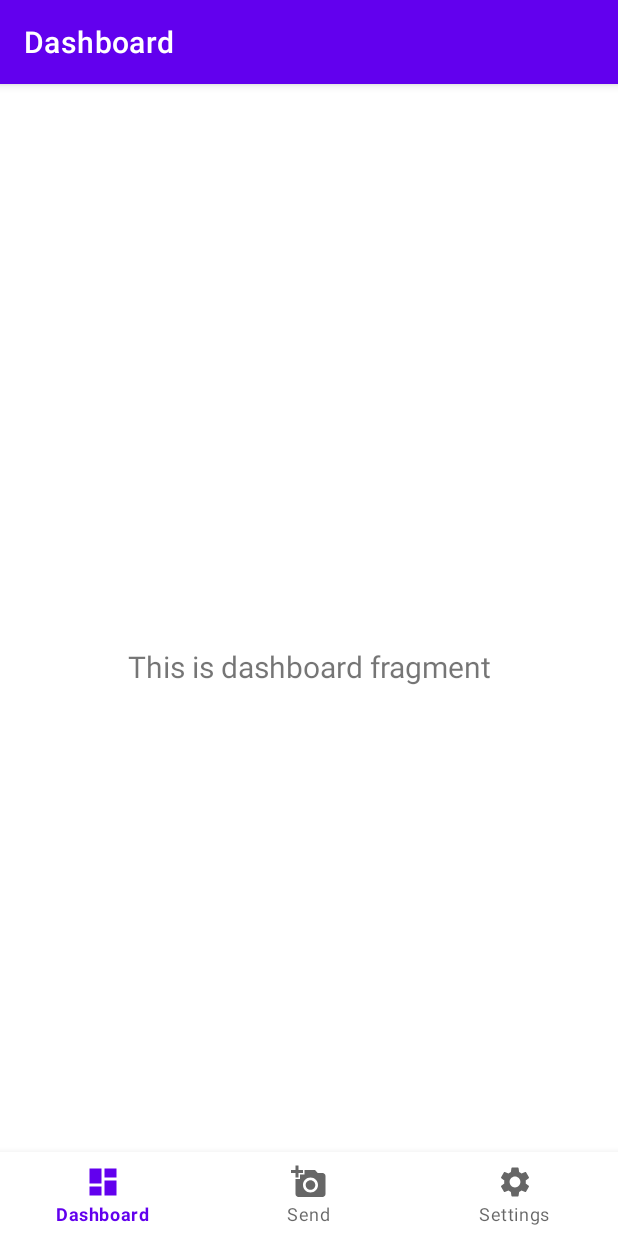
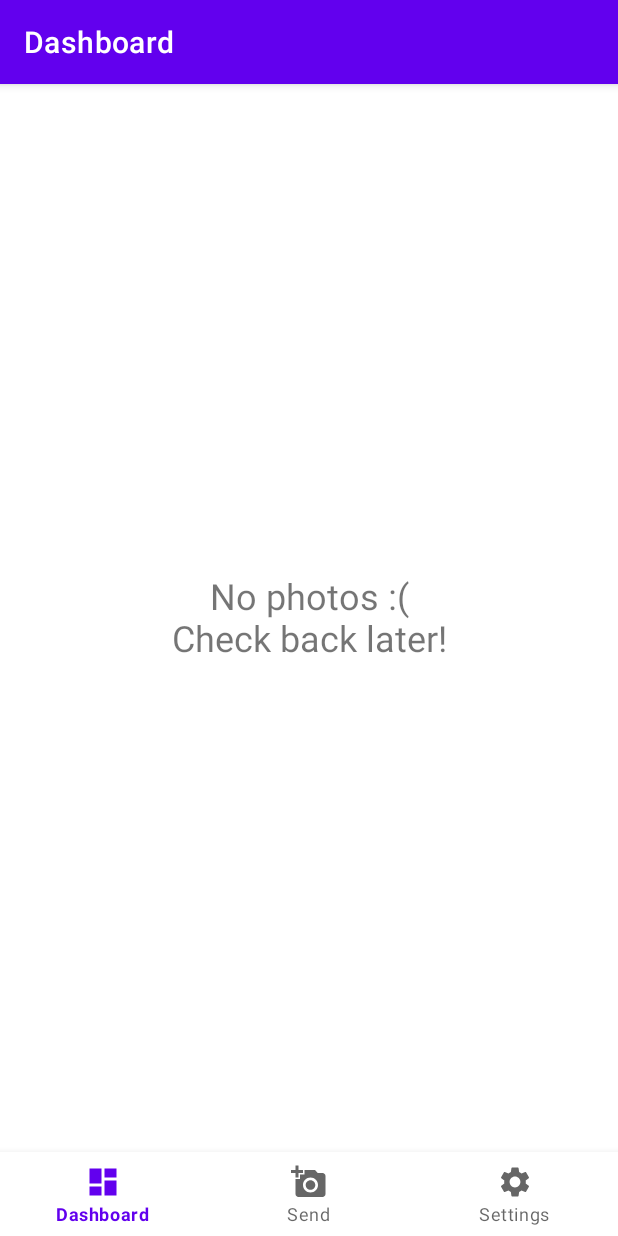
Before and after one commit to ssalabura/meltee, an Android app: the screen it shows after launch (MainActivity), on a phone screen of 412 x 824 dp. Run offline under Robolectric (Android 15) with nearby library versions, the phone set to English and light mode, and no system bars; our stand-ins replace navigation-ui; 2 statements that could not run were skipped.

Commit message:
dashboard

```diff
--- a/app/src/main/java/com/ssalabura/meltee/ui/dashboard/DashboardFragment.java
+++ b/app/src/main/java/com/ssalabura/meltee/ui/dashboard/DashboardFragment.java
@@ -4,32 +4,41 @@ import android.os.Bundle;
 import android.view.LayoutInflater;
 import android.view.View;
 import android.view.ViewGroup;
-import android.widget.TextView;
 
 import androidx.annotation.NonNull;
-import androidx.annotation.Nullable;
 import androidx.fragment.app.Fragment;
-import androidx.lifecycle.Observer;
-import androidx.lifecycle.ViewModelProvider;
+import androidx.recyclerview.widget.LinearLayoutManager;
+import androidx.recyclerview.widget.RecyclerView;
 
 import com.ssalabura.meltee.R;
 
+import java.io.File;
+import java.util.ArrayList;
+import java.util.List;
+
 public class DashboardFragment extends Fragment {
-
-    private DashboardViewModel dashboardViewModel;
 
     public View onCreateView(@NonNull LayoutInflater inflater,
                              ViewGroup container, Bundle savedInstanceState) {
-        dashboardViewModel =
-                new ViewModelProvider(this).get(DashboardViewModel.class);
         View root = inflater.inflate(R.layout.fragment_dashboard, container, false);
-        final TextView textView = root.findViewById(R.id.text_dashboard);
-        dashboardViewModel.getText().observe(getViewLifecycleOwner(), new Observer<String>() {
-            @Override
-            public void onChanged(@Nullable String s) {
-                textView.setText(s);
-            }
-        });
+
+        List<PhotoCard> photoCardList = getPhotoCards();
+        RecyclerView recyclerView = root.findViewById(R.id.recyclerView);
+        if(photoCardList.size() > 0) {
+            root.findViewById(R.id.textView_empty).setVisibility(View.INVISIBLE);
+        }
+        recyclerView.setAdapter(new RecyclerViewAdapter(getContext(), photoCardList));
+
+        LinearLayoutManager linearLayoutManager = new LinearLayoutManager(getContext(), LinearLayoutManager.VERTICAL, false);
+        recyclerView.setLayoutManager(linearLayoutManager);
         return root;
     }
+
+    private List<PhotoCard> getPhotoCards() {
+        List<PhotoCard> photoCards = new ArrayList<>();
+        for(File f : getContext().getExternalMediaDirs()[0].listFiles()) {
+            photoCards.add(new PhotoCard(f.getAbsolutePath(), f.getName()));
+        }
+        return photoCards;
+    }
 }
--- a/app/src/main/java/com/ssalabura/meltee/ui/dashboard/DashboardViewModel.java
+++ /dev/null
@@ -1,19 +0,0 @@
-package com.ssalabura.meltee.ui.dashboard;
-
-import androidx.lifecycle.LiveData;
-import androidx.lifecycle.MutableLiveData;
-import androidx.lifecycle.ViewModel;
-
-public class DashboardViewModel extends ViewModel {
-
-    private MutableLiveData<String> mText;
-
-    public DashboardViewModel() {
-        mText = new MutableLiveData<>();
-        mText.setValue("This is dashboard fragment");
-    }
-
-    public LiveData<String> getText() {
-        return mText;
-    }
-}
--- /dev/null
+++ b/app/src/main/java/com/ssalabura/meltee/ui/dashboard/RecyclerViewAdapter.java
@@ -0,0 +1,78 @@
+package com.ssalabura.meltee.ui.dashboard;
+
+import android.content.Context;
+import android.graphics.Bitmap;
+import android.graphics.BitmapFactory;
+import android.graphics.Matrix;
+import android.media.ExifInterface;
+import android.net.Uri;
+import android.view.LayoutInflater;
+import android.view.View;
+import android.view.ViewGroup;
+
+import androidx.annotation.NonNull;
+import androidx.recyclerview.widget.RecyclerView;
+
+import com.ssalabura.meltee.R;
+
+import java.io.IOException;
+import java.util.List;
+
+public class RecyclerViewAdapter extends RecyclerView.Adapter<PhotoCardViewHolder> {
+
+    private List<PhotoCard> photoCardList;
+    private Context context;
+    private LayoutInflater mLayoutInflater;
+
+    public RecyclerViewAdapter(Context context, List<PhotoCard> photoCardList) {
+        this.context = context;
+        this.photoCardList = photoCardList;
+        this.mLayoutInflater = LayoutInflater.from(context);
+    }
+
+    @NonNull
+    @Override
+    public PhotoCardViewHolder onCreateViewHolder(@NonNull ViewGroup parent, int viewType) {
+        View photoCardViewItem = mLayoutInflater.inflate(R.layout.cardview_item_layout, parent, false);
+        return new PhotoCardViewHolder(photoCardViewItem);
+    }
+
+    @Override
+    public void onBindViewHolder(@NonNull PhotoCardViewHolder holder, int position) {
+        PhotoCard photoCard = this.photoCardList.get(position);
+
+        Bitmap bitmap = Bitmap.createScaledBitmap(BitmapFactory.decodeFile(photoCard.imagePath), 1440, 1080, false);
+        try {
+            ExifInterface exifInterface = new ExifInterface(photoCard.imagePath);
+            switch(exifInterface.getAttributeInt(ExifInterface.TAG_ORIENTATION, ExifInterface.ORIENTATION_NORMAL)) {
+                case ExifInterface.ORIENTATION_ROTATE_90:
+                    bitmap = rotate(bitmap, 90);
+                    break;
+                case ExifInterface.ORIENTATION_ROTATE_180:
+                    bitmap = rotate(bitmap, 180);
+                    break;
+                case ExifInterface.ORIENTATION_ROTATE_270:
+                    bitmap = rotate(bitmap, 270);
+                    break;
+            }
+        } catch (IOException e) {
+            e.printStackTrace();
+        }
+        holder.photo.setImageBitmap(bitmap);
+        holder.text.setText(photoCard.text);
+
+    }
+
+    private Bitmap rotate(Bitmap bitmap, int angle) {
+        Matrix matrix = new Matrix();
+        matrix.postRotate(angle);
+        Bitmap rotated = Bitmap.createBitmap(bitmap, 0, 0, bitmap.getWidth(), bitmap.getHeight(), matrix, true);
+        bitmap.recycle();
+        return rotated;
+    }
+
+    @Override
+    public int getItemCount() {
+        return this.photoCardList.size();
+    }
+}
--- a/app/src/main/res/layout/fragment_add_photo.xml
+++ b/app/src/main/res/layout/fragment_add_photo.xml
@@ -9,7 +9,8 @@
     <androidx.camera.view.PreviewView
         android:id="@+id/viewFinder"
         android:layout_width="match_parent"
-        android:layout_height="match_parent" />
+        android:layout_height="match_parent"
+        android:layout_marginBottom="150dp" />
 
     <Button
         android:id="@+id/camera_capture_button"
--- a/app/src/main/res/layout/fragment_dashboard.xml
+++ b/app/src/main/res/layout/fragment_dashboard.xml
@@ -6,17 +6,22 @@
     android:layout_height="match_parent"
     tools:context=".ui.dashboard.DashboardFragment">
 
+    <androidx.recyclerview.widget.RecyclerView
+        android:id="@+id/recyclerView"
+        android:layout_width="match_parent"
+        android:layout_height="match_parent"
+        android:layout_marginBottom="58dp" />
+
     <TextView
-        android:id="@+id/text_dashboard"
-        android:layout_width="match_parent"
+        android:id="@+id/textView_empty"
+        android:layout_width="wrap_content"
         android:layout_height="wrap_content"
-        android:layout_marginStart="8dp"
-        android:layout_marginTop="8dp"
-        android:layout_marginEnd="8dp"
+        android:text="No photos :(\nCheck back later!"
         android:textAlignment="center"
-        android:textSize="20sp"
-        app:layout_constraintBottom_toBottomOf="parent"
+        android:textSize="24sp"
+        app:layout_constraintBottom_toBottomOf="@+id/recyclerView"
         app:layout_constraintEnd_toEndOf="parent"
-        app:layout_constraintStart_toStartOf="parent"
-        app:layout_constraintTop_toTopOf="parent" />
+        app:layout_constraintStart_toStartOf="@+id/recyclerView"
+        app:layout_constraintTop_toTopOf="@+id/recyclerView" />
+
 </androidx.constraintlayout.widget.ConstraintLayout>
```
Also changed, not shown: app/src/main/java/com/ssalabura/meltee/ui/addphoto/AddPhotoFragment.java (+7 -3 lines), app/src/main/java/com/ssalabura/meltee/ui/dashboard/PhotoCard.java (added, +11 -0 lines), app/src/main/java/com/ssalabura/meltee/ui/dashboard/PhotoCardViewHolder.java (added, +22 -0 lines), app/src/main/res/layout/cardview_item_layout.xml (added, +38 -0 lines).
